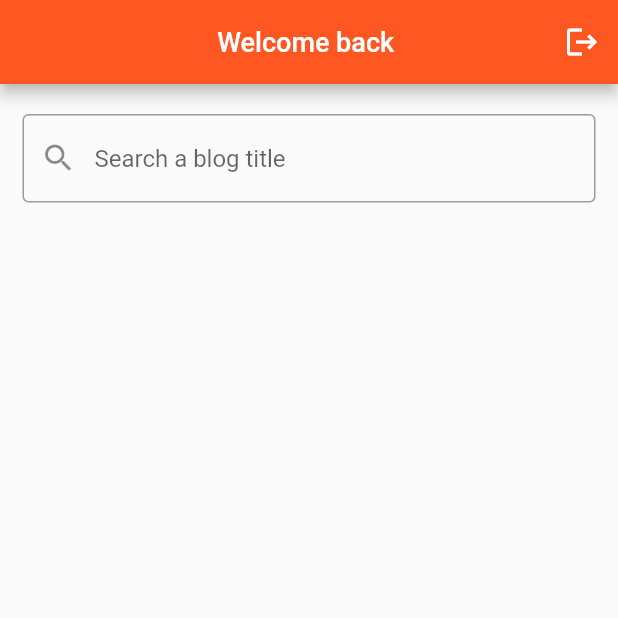
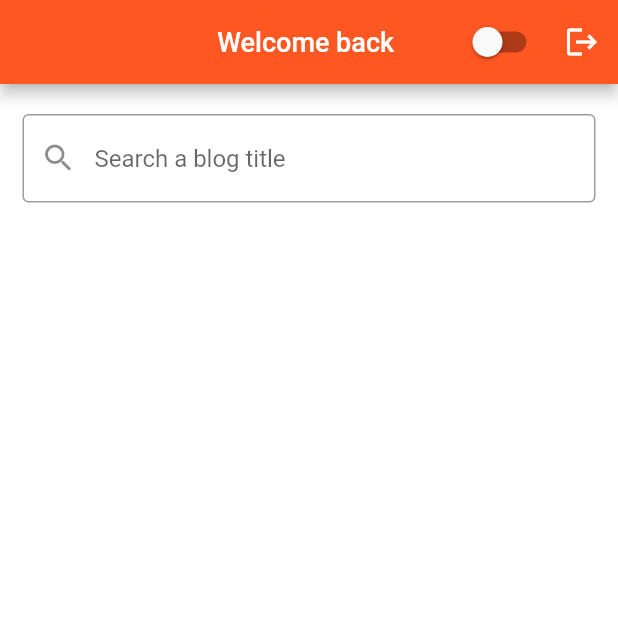
Before and after one commit to HarshAnand19/Blog-Application, a Flutter app: the HomeScreen screen opened directly with empty values, on a phone screen of 412 x 824 dp, the top half of it. Run offline on Flutter 3.47's test engine with Material 2 defaults, Android fonts, the phone set to English and light mode, and no system bars; drawn by our look-alikes of firebase_database; our stand-ins replace awesome_dialog, firebase_auth, firebase_core, firebase_storage, fluttertoast, font_awesome_flutter and 3 more; accounts and stored records are empty.

Commit message:
Dark Theme enabled

```diff
--- /dev/null
+++ b/lib/provider/theme_provider.dart
@@ -0,0 +1,35 @@
+import 'package:flutter/material.dart';
+
+class MyThemes {
+  static final darkTheme = ThemeData(
+    scaffoldBackgroundColor: Colors.grey.shade900,
+    colorScheme: ColorScheme.dark(),
+    primaryColor: Colors.grey.shade700,
+   iconTheme: IconThemeData(color: Colors.amber),
+      appBarTheme: AppBarTheme(backgroundColor: Colors.transparent),
+      floatingActionButtonTheme: FloatingActionButtonThemeData(backgroundColor: Colors.amber)
+
+  );
+
+  static final lightTheme = ThemeData(
+scaffoldBackgroundColor: Colors.white,
+    primaryColor: Colors.white,
+    colorScheme: ColorScheme.light(),
+      iconTheme: IconThemeData(color: Colors.white),
+      appBarTheme: AppBarTheme(backgroundColor: Colors.deepOrange),
+      floatingActionButtonTheme: FloatingActionButtonThemeData(backgroundColor: Colors.deepOrange)
+
+  );
+}
+
+class ThemeProvider extends ChangeNotifier{
+  //which theme to show by default
+  ThemeMode themeMode = ThemeMode.light;
+
+  bool get isDarkMode =>themeMode ==ThemeMode.dark;
+
+void toggleTheme(bool isOn){
+  themeMode=isOn? ThemeMode.dark:ThemeMode.light;
+  notifyListeners();
+}
+}
--- a/lib/screens/home_screen.dart
+++ b/lib/screens/home_screen.dart
@@ -3,6 +3,7 @@ import 'package:blog_app/screens/login_screen.dart';
 import 'package:blog_app/screens/option_screen.dart';
 import 'package:blog_app/screens/signIn.dart';
 import 'package:blog_app/screens/view_posts.dart';
+import 'package:blog_app/widgets/change_theme_button.dart';
 import 'package:firebase_auth/firebase_auth.dart';
 import 'package:firebase_database/firebase_database.dart';
 import 'package:firebase_database/ui/firebase_animated_list.dart';
@@ -38,13 +39,16 @@ class _HomeScreenState extends State<HomeScreen> {
       child: Scaffold(
         appBar: AppBar(
           automaticallyImplyLeading: false,
+          iconTheme: Theme.of(context).iconTheme,
           title: Text('Welcome back ${widget.name}',style: TextStyle(fontSize: 18),),
           centerTitle: true,
 
           actions: [
+            //dark theme
+            ChangeThemeButtonWidget(),
 
             //logout button
-            IconButton(icon: Icon(Icons.logout),onPressed: () async {
+            IconButton(icon: Icon(Icons.logout,color: Theme.of(context).iconTheme.color,),onPressed: () async {
 
               final googleSignIn=GoogleSignIn();
               final user= await googleSignIn.signOut();
@@ -76,7 +80,7 @@ class _HomeScreenState extends State<HomeScreen> {
                 decoration: InputDecoration(
                     border: OutlineInputBorder(),
                     hintText: 'Search a blog title',
-                    prefixIcon: Icon(Icons.search)
+                    prefixIcon: Icon(Icons.search),
                 ),
                 onChanged: (String value){
          setState(() {
@@ -114,7 +118,7 @@ class _HomeScreenState extends State<HomeScreen> {
                           child: Padding(
                             padding: const EdgeInsets.all(8.0),
                             child: Card(
-                              color: Colors.grey.shade200,
+                              color: Theme.of(context).primaryColor,
                               shape: RoundedRectangleBorder(borderRadius: BorderRadius.circular(10)),
                               elevation: 2.5,
                               borderOnForeground: true,
@@ -183,7 +187,7 @@ class _HomeScreenState extends State<HomeScreen> {
                           child: Padding(
                             padding: const EdgeInsets.all(8.0),
                             child: Card(
-                              color: Colors.grey.shade200,
+                              color: Theme.of(context).primaryColor,
                               shape: RoundedRectangleBorder(borderRadius: BorderRadius.circular(10)),
                               elevation: 2.5,
                               borderOnForeground: true,
@@ -251,10 +255,11 @@ class _HomeScreenState extends State<HomeScreen> {
         ),
 
         floatingActionButton: FloatingActionButton(
+          backgroundColor: Theme.of(context).floatingActionButtonTheme.backgroundColor,
           onPressed: (){
             Navigator.push(context,MaterialPageRoute(builder: (context)=>AddPostScreen()));
           },
-          child: Icon(Icons.add),
+          child: Icon(Icons.add,color: Colors.white,),
         ),
 
       ),
--- a/lib/screens/view_posts.dart
+++ b/lib/screens/view_posts.dart
@@ -59,7 +59,7 @@ class _ViewPostsState extends State<ViewPosts> {
                     Row(
                       mainAxisAlignment: MainAxisAlignment.spaceBetween,
                       children: [
-                      Text(widget.title,style: TextStyle(fontSize: 30,color: Colors.black,fontWeight: FontWeight.bold),),
+                      Text(widget.title,style: TextStyle(fontSize: 30,fontWeight: FontWeight.bold),),
 
                     IconButton(
                       icon: Icon(Icons.delete,color: Colors.red,),
@@ -96,7 +96,7 @@ SizedBox(height: 8,),
                             Text(widget.date,style: TextStyle(fontWeight: FontWeight.bold),),
                             Text(widget.time,style: TextStyle(fontWeight: FontWeight.bold),),
                             SizedBox(height: MediaQuery.of(context).size.height*.01,),
-                            Text(widget.desc,style: TextStyle(fontSize: 18,color: Colors.black87),),
+                            Text(widget.desc,style: TextStyle(fontSize: 18),),
                           ],
                         )),
                   ],
--- /dev/null
+++ b/lib/widgets/change_theme_button.dart
@@ -0,0 +1,20 @@
+import 'package:blog_app/provider/theme_provider.dart';
+import 'package:flutter/material.dart';
+import 'package:provider/provider.dart';
+
+class ChangeThemeButtonWidget extends StatelessWidget {
+  const ChangeThemeButtonWidget({Key? key}) : super(key: key);
+
+  @override
+  Widget build(BuildContext context) {
+    final themeProvider = Provider.of<ThemeProvider>(context);
+
+    return Switch.adaptive(
+        value:themeProvider.isDarkMode ,
+        onChanged:(value){
+final provider = Provider.of<ThemeProvider>(context,listen: false);
+provider.toggleTheme(value);
+        }
+    );
+  }
+}
--- a/pubspec.yaml
+++ b/pubspec.yaml
@@ -47,6 +47,7 @@ dependencies:
   google_sign_in: ^6.0.2
   font_awesome_flutter: ^10.4.0
   awesome_dialog: ^3.0.2
+  provider: ^6.0.5
 
 
 dev_dependencies:
```
Also changed, not shown: lib/main.dart (+22 -10 lines), lib/screens/add_posts.dart (+7 -4 lines), pubspec.lock.
